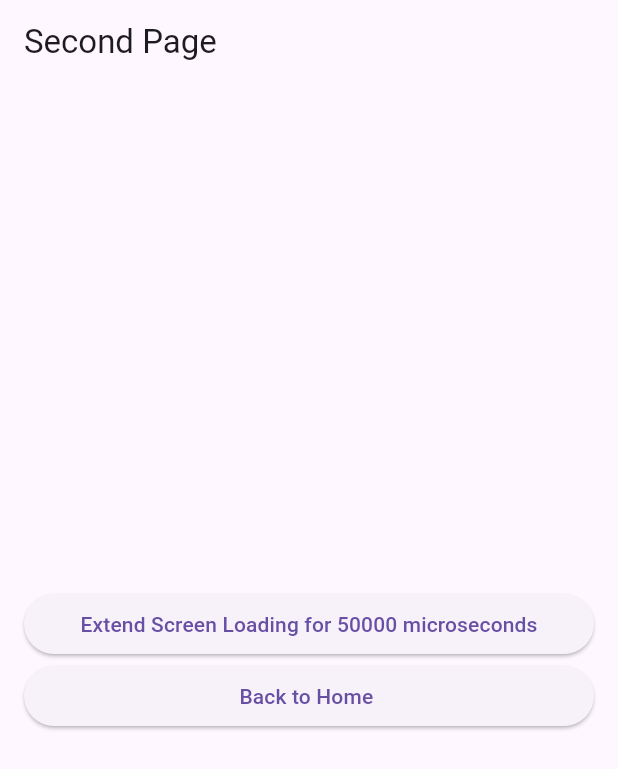
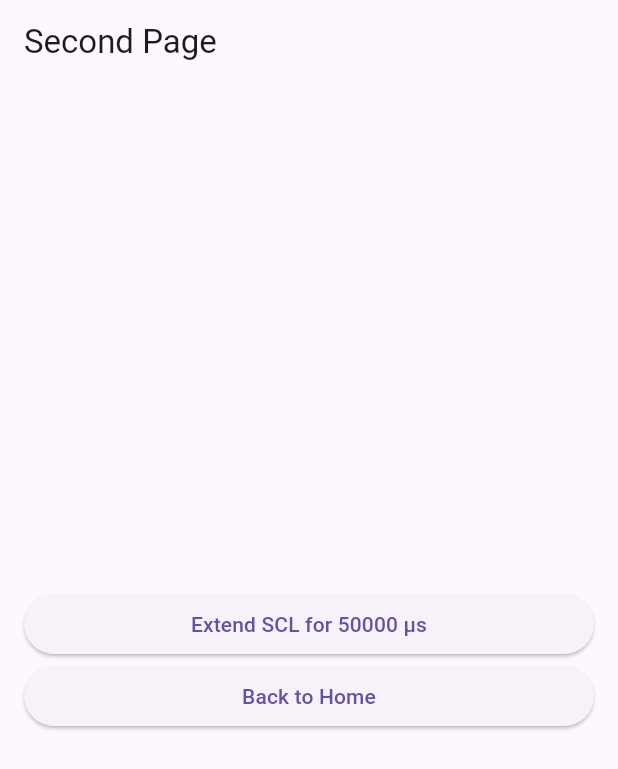
Before and after one commit to Instabug/instabug_flutter_modular, a Flutter app: the screen it shows after launch, after a tap on "Navigate To Simple Page", on a phone screen of 412 x 824 dp. Shown: the top 769 px of the screen. Run offline on Flutter 3.47's test engine with Material 3 defaults, Android fonts, the phone set to English and light mode, and no system bars; our stand-ins replace flutter_modular; missing offline and left inert: instabug_flutter.

Commit message:
chore: fix no ui trace pushed

```diff
--- a/example/lib/main.dart
+++ b/example/lib/main.dart
@@ -1,3 +1,5 @@
+import 'dart:async';
+
 import 'package:flutter/material.dart';
 import 'package:flutter_modular/flutter_modular.dart';
 import 'package:flutter_modular_demo_app/modules.dart';
@@ -5,16 +7,27 @@ import 'package:instabug_flutter/instabug_flutter.dart';
 import 'package:instabug_flutter_modular/instabug_flutter_modular.dart';
 
 void main() {
+  runZonedGuarded(
+    () {
+      WidgetsFlutterBinding.ensureInitialized();
+
       Instabug.init(
-    token: 'ed6f659591566da19b67857e1b9d40ab',
+        token: 'e8e5d1d5b43887d5de2932edcf3bbe1f',
         invocationEvents: [InvocationEvent.floatingButton],
+        debugLogsLevel: LogLevel.verbose,
       );
 
+      FlutterError.onError = (FlutterErrorDetails details) {
+        Zone.current.handleUncaughtError(details.exception, details.stack!);
+      };
       runApp(
         ModularApp(
           module: InstabugModule(AppModule()),
           child: const MyApp(),
         ),
+      );
+    },
+    CrashReporting.reportCrash,
   );
 }
 
@@ -26,12 +39,12 @@ class MyApp extends StatefulWidget {
 }
 
 class _MyAppState extends State<MyApp> {
-  // This widget is the root of your application.
   @override
   Widget build(BuildContext context) {
     return MaterialApp.router(
       routeInformationParser: Modular.routeInformationParser,
-      routerDelegate: Modular.routerDelegate,
+      routerDelegate: Modular.routerDelegate
+        ..setObservers([InstabugNavigatorObserver()]),
       title: 'Flutter Modular Demo',
       theme: ThemeData(
         primarySwatch: Colors.blue,
--- a/example/lib/screens/home_page.dart
+++ b/example/lib/screens/home_page.dart
@@ -9,6 +9,14 @@ class HomePage extends StatefulWidget {
 
 class _HomePageState extends State<HomePage> {
   bool _inatsbug = true, _apm = true, _screenLoading = true, _uiTrace = true;
+
+  @override
+  void didChangeDependencies() async{
+    super.didChangeDependencies();
+    _inatsbug = await Instabug.isEnabled();
+    _apm = await APM.isEnabled();
+    _screenLoading = await APM.isScreenLoadingEnabled();
+  }
 
   @override
   Widget build(BuildContext context) {
--- a/example/lib/screens/simple_page.dart
+++ b/example/lib/screens/simple_page.dart
@@ -27,7 +27,7 @@ class SimplePage extends StatelessWidget {
               onPressed: () =>
                   _extendScreenLoading(context, extendedMicroseconds),
               title:
-                  'Extend Screen Loading for $extendedMicroseconds microseconds',
+                  'Extend SCL for $extendedMicroseconds μs',
             ),
             CustomButton(
               onPressed: () {
--- a/example/lib/widgets.dart
+++ b/example/lib/widgets.dart
@@ -29,7 +29,7 @@ class CustomButton extends StatelessWidget {
   Widget build(BuildContext context) {
     return ElevatedButton(
       onPressed: onPressed,
-      child: Text(title),
+      child: Text(title , textAlign: TextAlign.center,),
     );
   }
 }
```
Lines whose indentation alone changed are shown as unchanged.
